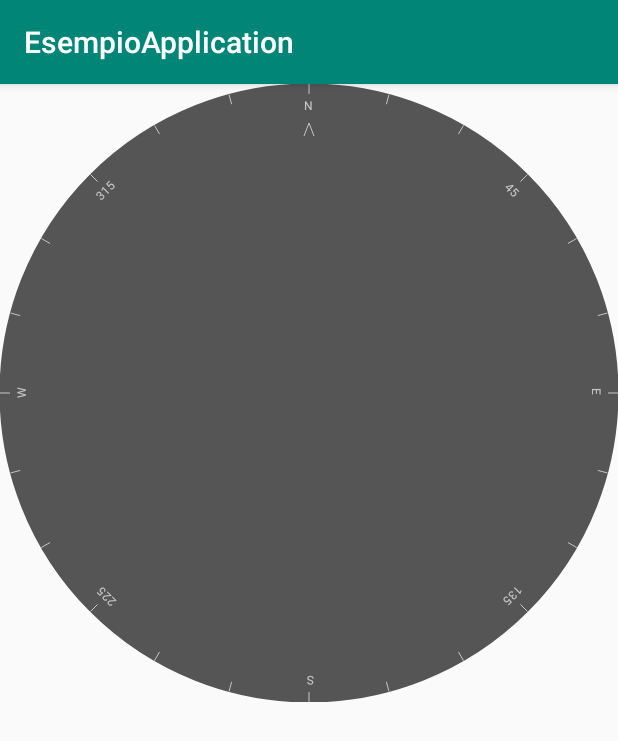
After one commit to omega9999/EsempioApplication, an Android app: the fragment CompassFragment shown on its own in the app's theme, on a phone screen of 412 x 824 dp. The commit adds this screen. Shown: the top 741 px of the screen. Run offline under Robolectric (Android 15) with nearby library versions, the phone set to English and light mode, and no system bars.

Commit message:
add compass (draw with text)

```diff
--- /dev/null
+++ b/app/src/main/java/com/example/esempioapplication/CompassFragment.java
@@ -0,0 +1,29 @@
+package com.example.esempioapplication;
+
+import android.content.Context;
+import android.net.Uri;
+import android.os.Bundle;
+
+import androidx.fragment.app.Fragment;
+
+import android.view.LayoutInflater;
+import android.view.View;
+import android.view.ViewGroup;
+
+public class CompassFragment extends Fragment {
+
+
+    @Override
+    public View onCreateView(LayoutInflater inflater, ViewGroup container, Bundle savedInstanceState) {
+        // Inflate the layout for this fragment
+        return inflater.inflate(R.layout.fragment_compass, container, false);
+    }
+
+    @Override
+    public void onCreate(Bundle savedInstanceState) {
+        super.onCreate(savedInstanceState);
+        setHasOptionsMenu(true);
+    }
+
+
+}
--- /dev/null
+++ b/app/src/main/java/com/example/esempioapplication/CompassView.java
@@ -0,0 +1,166 @@
+package com.example.esempioapplication;
+
+import android.content.Context;
+import android.content.res.Resources;
+import android.graphics.Canvas;
+import android.graphics.Paint;
+import android.util.AttributeSet;
+import android.view.View;
+
+public class CompassView extends View {
+
+    private Paint markerPaint;
+    private Paint textPaint;
+    private Paint circlePaint;
+    private String northString;
+    private String eastString;
+    private String southString;
+    private String westString;
+    private int textHeight;
+
+    private float bearing;
+
+    public void setBearing(float _bearing) {
+        bearing = _bearing;
+    }
+
+    public float getBearing() {
+        return bearing;
+    }
+
+    public CompassView(Context context) {
+        super(context);
+        initCompassView();
+    }
+
+    public CompassView(Context context, AttributeSet attrs) {
+        super(context, attrs);
+        initCompassView();
+    }
+
+    public CompassView(Context context,
+                       AttributeSet ats,
+                       int defaultStyle) {
+        super(context, ats, defaultStyle);
+        initCompassView();
+    }
+
+    protected void initCompassView() {
+        setFocusable(true);
+
+        Resources r = this.getResources();
+
+        circlePaint = new Paint(Paint.ANTI_ALIAS_FLAG);
+        circlePaint.setColor(r.getColor(R.color.background_color));
+        circlePaint.setStrokeWidth(1);
+        circlePaint.setStyle(Paint.Style.FILL_AND_STROKE);
+
+        northString = r.getString(R.string.cardinal_north);
+        eastString = r.getString(R.string.cardinal_east);
+        southString = r.getString(R.string.cardinal_south);
+        westString = r.getString(R.string.cardinal_west);
+
+        textPaint = new Paint(Paint.ANTI_ALIAS_FLAG);
+        textPaint.setColor(r.getColor(R.color.text_color));
+
+        textHeight = (int) textPaint.measureText("yY");
+
+        markerPaint = new Paint(Paint.ANTI_ALIAS_FLAG);
+        markerPaint.setColor(r.getColor(R.color.marker_color));
+    }
+
+    @Override
+    protected void onMeasure(int widthMeasureSpec, int heightMeasureSpec) {
+        // The compass is a circle that fills as much space as possible.
+        // Set the measured dimensions by figuring out the shortest boundary,
+        // height or width.
+        int measuredWidth = measure(widthMeasureSpec);
+        int measuredHeight = measure(heightMeasureSpec);
+
+        int d = Math.min(measuredWidth, measuredHeight);
+
+        setMeasuredDimension(d, d);
+    }
+
+    private int measure(int measureSpec) {
+        int result = 0;
+
+        // Decode the measurement specifications.
+        int specMode = MeasureSpec.getMode(measureSpec);
+        int specSize = MeasureSpec.getSize(measureSpec);
+
+        if (specMode == MeasureSpec.UNSPECIFIED) {
+            // Return a default size of 200 if no bounds are specified.
+            result = 200;
+        } else {
+            // As you want to fill the available space
+            // always return the full available bounds.
+            result = specSize;
+        }
+        return result;
+    }
+
+    @Override
+    protected void onDraw(Canvas canvas) {
+        int px = getMeasuredWidth() / 2;
+        int py = getMeasuredHeight() / 2;
+
+        int radius = Math.min(px, py);
+        // Draw the background
+        canvas.drawCircle(px, py, radius, circlePaint);
+        // Rotate our perspective so that the ÔtopÕ is
+        // facing the current bearing.
+        canvas.save();
+        canvas.rotate(-bearing, px, py);
+        int textWidth = (int) textPaint.measureText("W");
+        int cardinalX = px - textWidth / 2;
+        int cardinalY = py - radius + textHeight;
+
+        // Draw the marker every 15 degrees and text every 45.
+        for (int i = 0; i < 24; i++) {
+            // Draw a marker.
+            canvas.drawLine(px, py - radius, px, py - radius + 10, markerPaint);
+
+            canvas.save();
+            canvas.translate(0, textHeight);
+
+            // Draw the cardinal points
+            if (i % 6 == 0) {
+                String dirString = "";
+                switch (i) {
+                    case (0): {
+                        dirString = northString;
+                        int arrowY = 2 * textHeight;
+                        canvas.drawLine(px, arrowY, px - 5, 3 * textHeight,
+                                markerPaint);
+                        canvas.drawLine(px, arrowY, px + 5, 3 * textHeight,
+                                markerPaint);
+                        break;
+                    }
+                    case (6):
+                        dirString = eastString;
+                        break;
+                    case (12):
+                        dirString = southString;
+                        break;
+                    case (18):
+                        dirString = westString;
+                        break;
+                }
+                canvas.drawText(dirString, cardinalX, cardinalY, textPaint);
+            } else if (i % 3 == 0) {
+                // Draw the text every alternate 45deg
+                String angle = String.valueOf(i * 15);
+                float angleTextWidth = textPaint.measureText(angle);
+
+                int angleTextX = (int) (px - angleTextWidth / 2);
+                int angleTextY = py - radius + textHeight;
+                canvas.drawText(angle, angleTextX, angleTextY, textPaint);
+            }
+            canvas.restore();
+
+            canvas.rotate(15, px, py);
+        }
+        canvas.restore();
+    }
+}
--- a/app/src/main/java/com/example/esempioapplication/MainActivity.java
+++ b/app/src/main/java/com/example/esempioapplication/MainActivity.java
@@ -35,6 +35,7 @@ public class MainActivity extends AppCompatActivity {
             this.mFragments.add(new Mp3Fragment());
             this.mFragments.add(new ScrollingFragment());
             this.mFragments.add(new GradientFragment());
+            this.mFragments.add(new CompassFragment());
         }
 
         @Override
--- /dev/null
+++ b/app/src/main/res/layout/fragment_compass.xml
@@ -0,0 +1,12 @@
+<?xml version="1.0" encoding="utf-8"?>
+<FrameLayout xmlns:android="http://schemas.android.com/apk/res/android"
+    xmlns:tools="http://schemas.android.com/tools"
+    android:layout_width="match_parent"
+    android:layout_height="match_parent"
+    tools:context=".CompassFragment">
+
+    <com.example.esempioapplication.CompassView
+        android:id="@+id/compassView"
+        android:layout_width="fill_parent"
+        android:layout_height="fill_parent" />
+</FrameLayout>
--- a/app/src/main/res/values/colors.xml
+++ b/app/src/main/res/values/colors.xml
@@ -3,4 +3,8 @@
     <color name="colorPrimary">#008577</color>
     <color name="colorPrimaryDark">#00574B</color>
     <color name="colorAccent">#D81B60</color>
+
+    <color name="background_color">#F555</color>
+    <color name="marker_color">#AFFF</color>
+    <color name="text_color">#AFFF</color>
 </resources>
--- a/app/src/main/res/values/strings.xml
+++ b/app/src/main/res/values/strings.xml
@@ -101,6 +101,10 @@
     <string name="goto_random">Go to random</string>
     <string name="song_name">Song.mp3</string>
 
-    <!-- TODO: Remove or change this placeholder text -->
-    <string name="hello_blank_fragment">Hello blank fragment</string>
+
+    <string name="cardinal_north">N</string>
+    <string name="cardinal_east">E</string>
+    <string name="cardinal_south">S</string>
+    <string name="cardinal_west">W</string>
+
 </resources>
```
